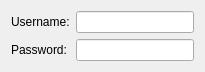
Before: the Qt Designer form webwelcome/services/twitter/config.ui in KDE/silk, drawn with Qt 5.
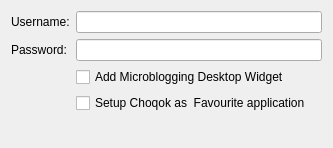
After: the same form once the commit is applied. Custom widgets are drawn as their Qt base class.

The edit to the form file:
```diff
--- a/webwelcome/services/twitter/config.ui
+++ b/webwelcome/services/twitter/config.ui
@@ -6,8 +6,8 @@
    <rect>
     <x>0</x>
     <y>0</y>
-    <width>205</width>
-    <height>64</height>
+    <width>333</width>
+    <height>148</height>
    </rect>
   </property>
   <property name="windowTitle">
@@ -37,6 +37,20 @@
      </property>
     </widget>
    </item>
+   <item row="3" column="1">
+    <widget class="QCheckBox" name="addPlasmoid">
+     <property name="text">
+      <string>Add Microblogging Desktop Widget</string>
+     </property>
+    </widget>
+   </item>
+   <item row="4" column="1">
+    <widget class="QCheckBox" name="setupChoqok">
+     <property name="text">
+      <string>Setup Choqok as  Favourite application</string>
+     </property>
+    </widget>
+   </item>
   </layout>
  </widget>
  <customwidgets>
```
